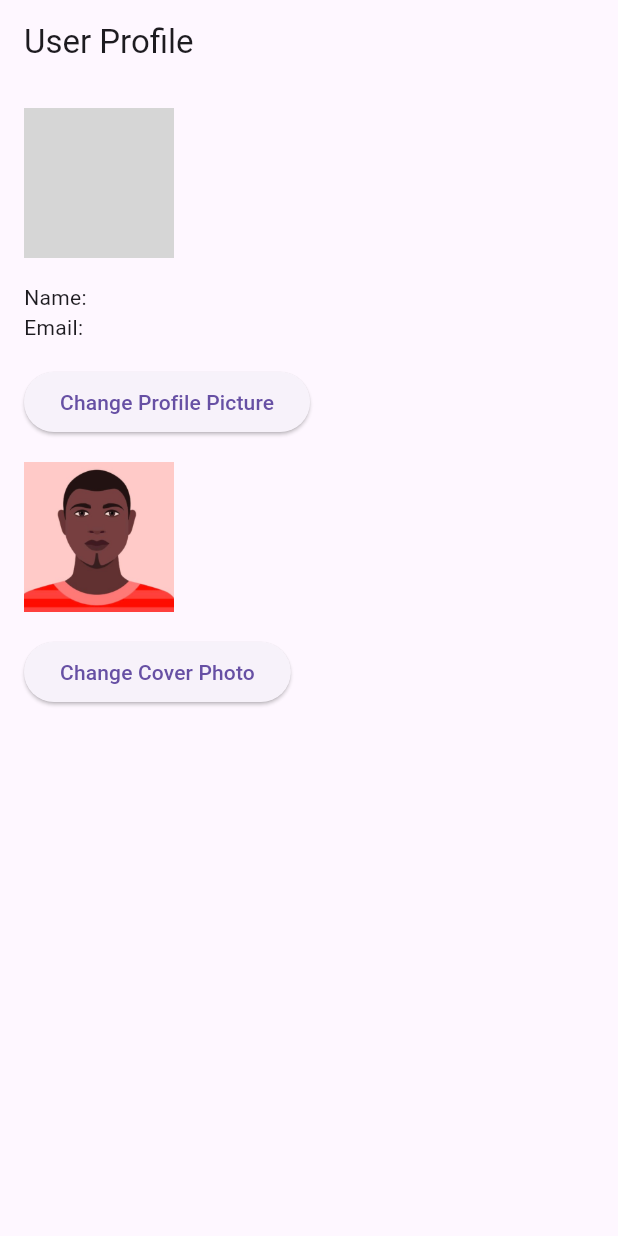
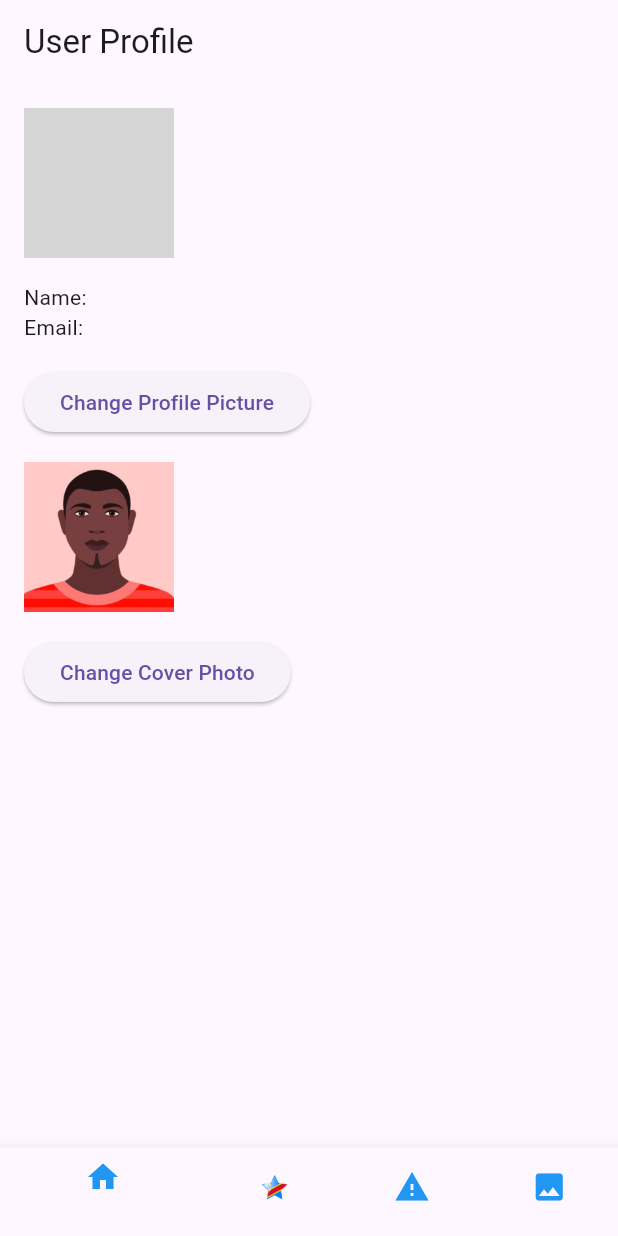
Before and after one commit to imani08/no_war, a Flutter app: the UserProfilePage screen opened directly, on a phone screen of 412 x 824 dp. Run offline on Flutter 3.47's test engine with Material 3 defaults, Android fonts, the phone set to English and light mode, and no system bars; our stand-ins replace auto_size_text, contacts_service, easy_localization, firebase_auth, firebase_core, firebase_database and 9 more; missing offline and left inert: country_icons, flutter_pdfview, flutter_wallpaper_manager, quick_actions, telephony, translator; accounts and stored records are empty; grey boxes are pictures that could not be loaded.

```diff
--- a/lib/discussions.dart
+++ b/lib/discussions.dart
@@ -6,6 +6,10 @@ import 'package:firebase_storage/firebase_storage.dart' as firebase_storage;
 import 'dart:io';
 import 'package:image_picker/image_picker.dart';
 import 'package:firebase_database/firebase_database.dart';
+import 'fond d ecran.dart';
+import 'Ecran acceuil.dart';
+import 'visit.dart';
+import 'alert.dart';
 
 
 
@@ -166,6 +170,69 @@ class _UserProfilePageState extends State<UserProfilePage> {
           ],
         ),
       ),
+
+
+      bottomNavigationBar: BottomNavigationBar(
+        items: const <BottomNavigationBarItem>[
+          BottomNavigationBarItem(
+            icon: Icon(Icons.home),
+            label: 'Acceuil',
+
+          ),
+          BottomNavigationBarItem(
+            icon: Image(image: AssetImage('assets/images/congo.png'), // Remplacez par votre URL
+              width: 25, // Largeur souhaitée de l'image
+              height: 25, // Hauteur souhaitée de l'image
+              fit: BoxFit.contain,
+            ),// Ajustement de la taille de l'image)
+            label: 'Visit DRC',
+
+          ),
+          BottomNavigationBarItem(
+            icon: Icon(Icons.warning),
+            label: 'Alert',
+          ),
+
+          BottomNavigationBarItem(
+            icon: Icon(Icons.image),
+            label: 'fonds d\'écrans',
+          ),
+
+        ],
+
+        selectedIconTheme: IconThemeData(color: Colors.blue), // Icônes sélectionnées en bleu
+        unselectedIconTheme: IconThemeData(color: Colors.blue),
+        selectedLabelStyle: TextStyle(color: Colors.blue), // Style du label sélectionné
+        unselectedLabelStyle: TextStyle(color: Colors.blue),// Icônes non sélectionnées en blanc
+        onTap: (int index) {
+          if (index == 0) {
+            Navigator.push(
+              context,
+              MaterialPageRoute(builder: (context) =>EcranAccueil()),
+            );
+          }
+          if (index == 1) {
+            Navigator.push(
+              context,
+              MaterialPageRoute(builder: (context) => Visit()),
+            );
+          }
+          if (index == 2) {
+            Navigator.push(
+              context,
+              MaterialPageRoute(builder: (context) => Alert()),
+            );
+          }
+          if (index == 3) {
+            Navigator.push(
+              context,
+              MaterialPageRoute(builder: (context) => NosFonds()),
+            );
+          }
+
+        },
+      ),
     );
+
   }
 }
```
